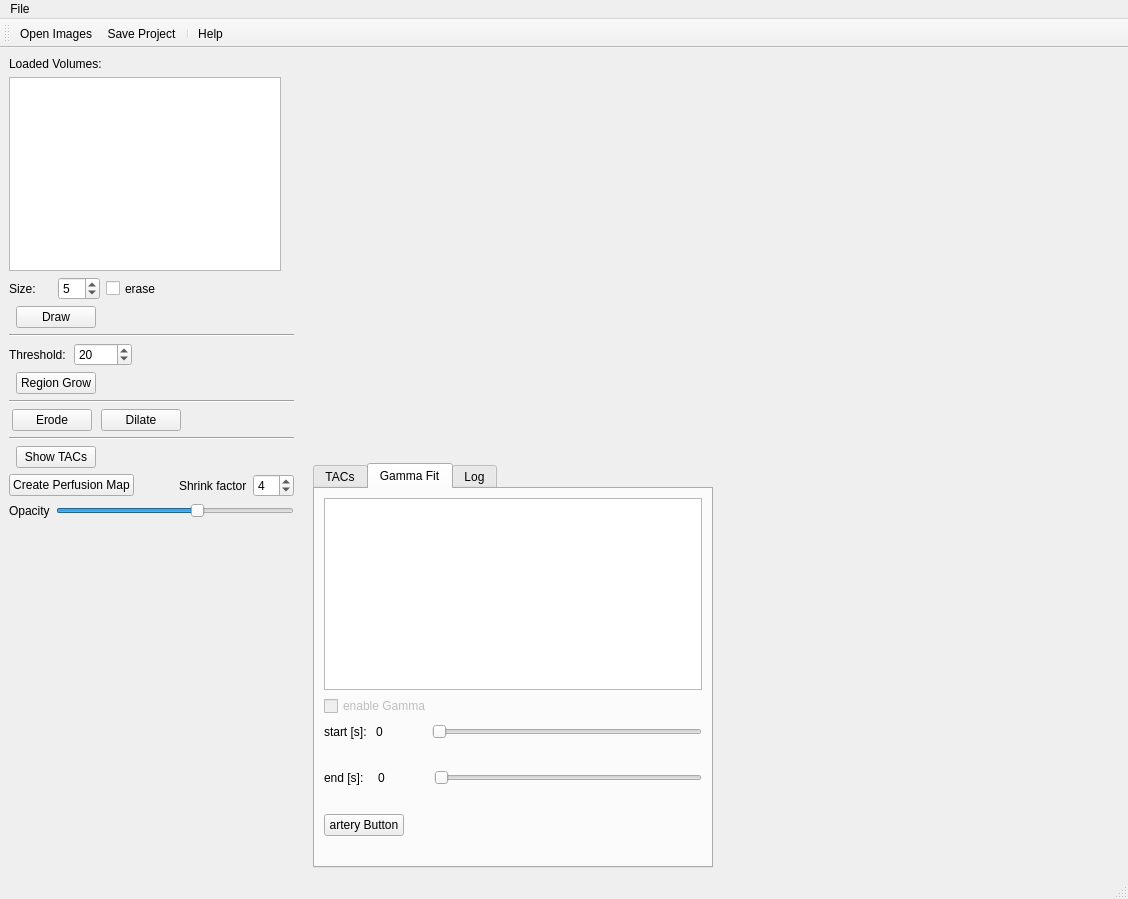
The window that main/KardioPerfusion.ui (CardiacImagingCharite/CardiacPerfusion) describes before a commit, drawn with Qt 5.
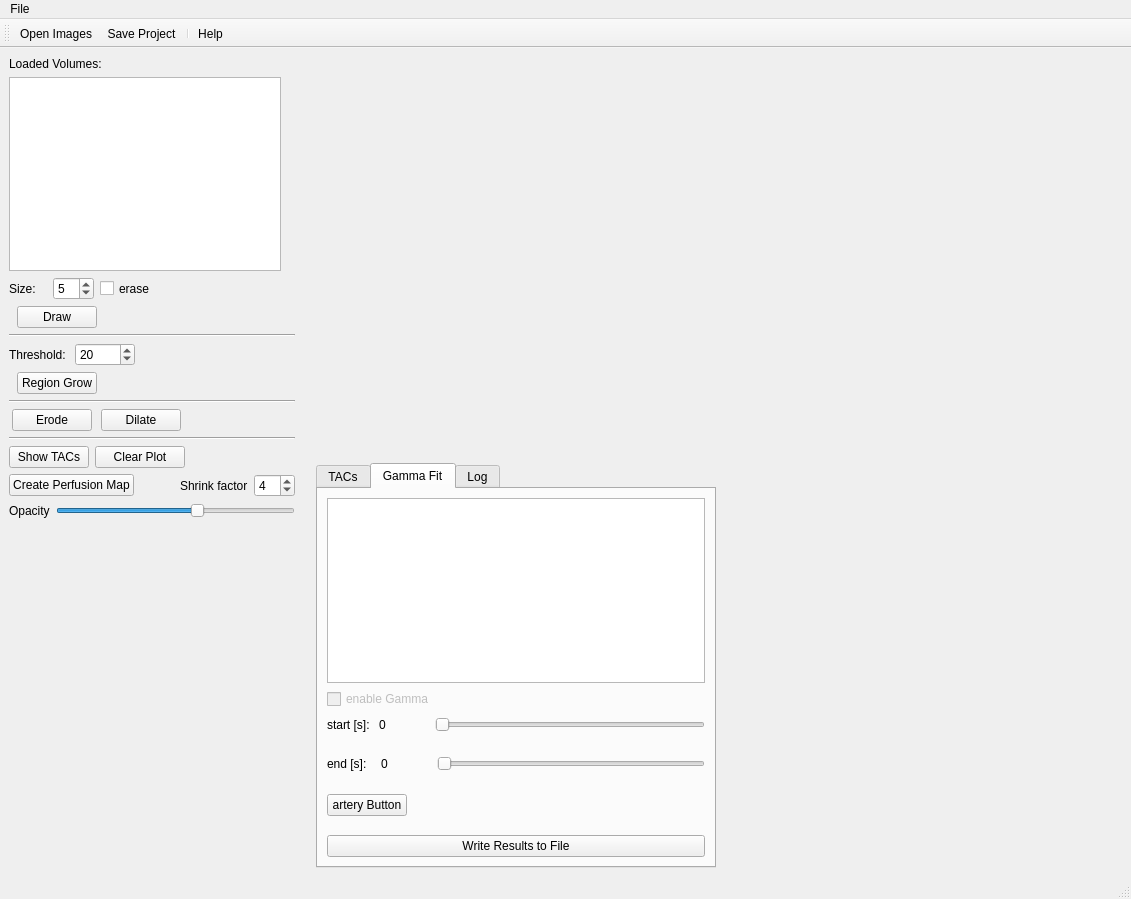
The same window after the commit. Icons and pictures are not drawn. Custom widgets are drawn as their Qt base class.

What changed in the file:
```diff
--- a/main/KardioPerfusion.ui
+++ b/main/KardioPerfusion.ui
@@ -6,7 +6,7 @@
    <rect>
     <x>0</x>
     <y>0</y>
-    <width>1128</width>
+    <width>1131</width>
     <height>899</height>
    </rect>
   </property>
@@ -156,11 +156,11 @@
                <enum>Qt::Horizontal</enum>
               </property>
               <property name="sizeType">
-               <enum>QSizePolicy::Maximum</enum>
+               <enum>QSizePolicy::Fixed</enum>
               </property>
               <property name="sizeHint" stdset="0">
                <size>
-                <width>133</width>
+                <width>140</width>
                 <height>20</height>
                </size>
               </property>
@@ -195,7 +195,7 @@
                <enum>Qt::Horizontal</enum>
               </property>
               <property name="sizeType">
-               <enum>QSizePolicy::Maximum</enum>
+               <enum>QSizePolicy::Fixed</enum>
               </property>
               <property name="sizeHint" stdset="0">
                <size>
@@ -267,11 +267,11 @@
                <enum>Qt::Horizontal</enum>
               </property>
               <property name="sizeType">
-               <enum>QSizePolicy::Preferred</enum>
+               <enum>QSizePolicy::Fixed</enum>
               </property>
               <property name="sizeHint" stdset="0">
                <size>
-                <width>162</width>
+                <width>160</width>
                 <height>17</height>
                </size>
               </property>
@@ -300,7 +300,7 @@
                <enum>Qt::Horizontal</enum>
               </property>
               <property name="sizeType">
-               <enum>QSizePolicy::Maximum</enum>
+               <enum>QSizePolicy::Fixed</enum>
               </property>
               <property name="sizeHint" stdset="0">
                <size>
@@ -366,7 +366,7 @@
                <enum>Qt::Horizontal</enum>
               </property>
               <property name="sizeType">
-               <enum>QSizePolicy::Maximum</enum>
+               <enum>QSizePolicy::Fixed</enum>
               </property>
               <property name="sizeHint" stdset="0">
                <size>
@@ -432,17 +432,24 @@
             </property>
            </widget>
           </item>
+          <item>
+           <widget class="QPushButton" name="btn_clearPlot">
+            <property name="text">
+             <string>Clear Plot</string>
+            </property>
+           </widget>
+          </item>
           <item>
            <spacer name="horizontalSpacer_6">
             <property name="orientation">
              <enum>Qt::Horizontal</enum>
             </property>
             <property name="sizeType">
-             <enum>QSizePolicy::Maximum</enum>
+             <enum>QSizePolicy::Fixed</enum>
             </property>
             <property name="sizeHint" stdset="0">
              <size>
-              <width>190</width>
+              <width>110</width>
               <height>20</height>
              </size>
             </property>
@@ -465,11 +472,11 @@
              <enum>Qt::Horizontal</enum>
             </property>
             <property name="sizeType">
-             <enum>QSizePolicy::Maximum</enum>
+             <enum>QSizePolicy::Fixed</enum>
             </property>
             <property name="sizeHint" stdset="0">
              <size>
-              <width>110</width>
+              <width>40</width>
               <height>20</height>
              </size>
             </property>
@@ -621,6 +628,12 @@
       </item>
       <item row="1" column="0">
        <widget class="MyTabWidget" name="tw_results">
+        <property name="sizePolicy">
+         <sizepolicy hsizetype="Preferred" vsizetype="Preferred">
+          <horstretch>0</horstretch>
+          <verstretch>0</verstretch>
+         </sizepolicy>
+        </property>
         <property name="minimumSize">
          <size>
           <width>400</width>
@@ -854,6 +867,13 @@
             </property>
            </spacer>
           </item>
+          <item>
+           <widget class="QPushButton" name="btn_writeResults">
+            <property name="text">
+             <string>Write Results to File</string>
+            </property>
+           </widget>
+          </item>
          </layout>
         </widget>
         <widget class="QWidget" name="tab_log">
@@ -877,7 +897,7 @@
     <rect>
      <x>0</x>
      <y>0</y>
-     <width>1128</width>
+     <width>1131</width>
      <height>21</height>
     </rect>
    </property>
```
